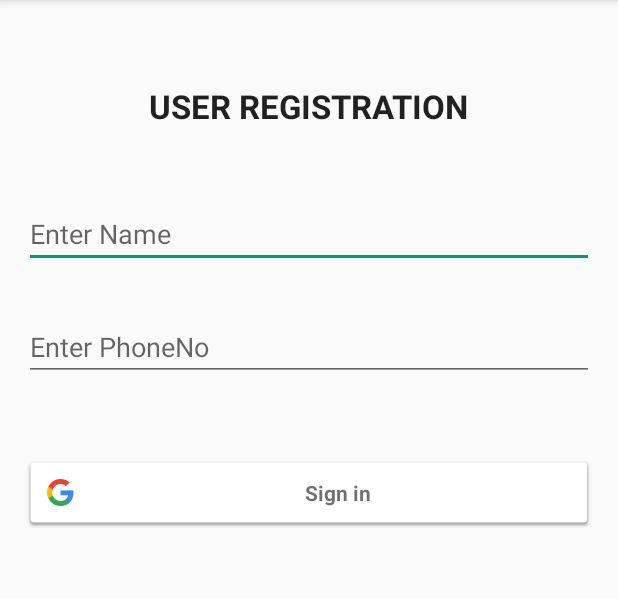
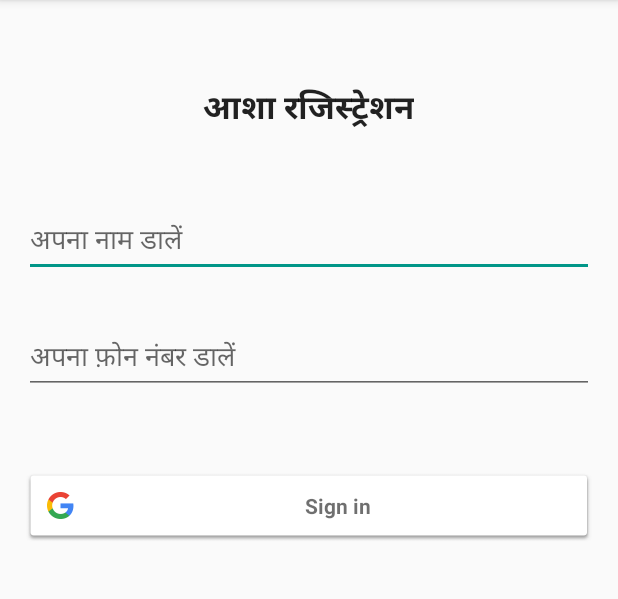
Before and after one commit to varunj/Sangoshthi_Gallery, an Android app: the screen it shows after launch (BLoginActivity), on a phone screen of 412 x 824 dp, the part 84-683 px from its top. Run offline under Robolectric (Android 15) with nearby library versions, the phone set to English and light mode, and no system bars.

Commit message:
adding new paths for third party app

```diff
--- a/app/src/main/res/layout/activity_login.xml
+++ b/app/src/main/res/layout/activity_login.xml
@@ -11,7 +11,7 @@
         android:layout_height="wrap_content"
         android:id="@+id/name"
         android:layout_marginTop="48dp"
-        android:hint="Enter Name"
+        android:hint="@string/enter_name"
         android:layout_below="@+id/register_text"
         android:layout_alignParentLeft="true"
         android:layout_alignParentStart="true" />
@@ -20,7 +20,7 @@
         android:layout_width="wrap_content"
         android:layout_height="wrap_content"
         android:textAppearance="?android:attr/textAppearanceLarge"
-        android:text="USER REGISTRATION"
+        android:text="@string/user_registration"
         android:id="@+id/register_text"
         android:layout_marginTop="40dp"
         android:layout_centerHorizontal="true"
@@ -36,7 +36,7 @@
         android:layout_alignParentLeft="true"
         android:layout_alignParentStart="true"
         android:layout_marginTop="30dp"
-        android:hint="Enter PhoneNo" />
+        android:hint="@string/enter_phoneno" />
 
     <com.google.android.gms.common.SignInButton
         android:id="@+id/sign_in_button"
--- a/app/src/main/res/values/strings.xml
+++ b/app/src/main/res/values/strings.xml
@@ -2,16 +2,27 @@
     <string name="app_name">संगोष्ठि</string>
     <string name="view_content">विषय सूची</string>
     <string name="record_query">सवाल\nजमा करें</string>
-    <string name="dropbox_path">/Android/data/com.dropbox.android/files/u704278258/scratch/Grit Lab Team Folder/sangoshthi_gallery/</string>
-    <string name="dropbox_access_path">/Android/data/com.dropbox.android/files/u704278258/scratch/Grit Lab Team Folder/sangoshthi_gallery/logs/access.txt/</string>
-    <string name="dropbox_logs_path">/Android/data/com.dropbox.android/files/u704278258/scratch/Grit Lab Team Folder/sangoshthi_gallery/logs/log_</string>
-    <string name="dropbox_logcat_path">/Android/data/com.dropbox.android/files/u704278258/scratch/Grit Lab Team Folder/sangoshthi_gallery/logs/logcat_</string>
-    <string name="dropbox_recording_path">/Android/data/com.dropbox.android/files/u704278258/scratch/Grit Lab Team Folder/sangoshthi_gallery/logs/rec_</string>
-    <string name="dropbox_icons_path">/Android/data/com.dropbox.android/files/u704278258/scratch/Grit Lab Team Folder/sangoshthi_gallery/logs/</string>
+    <!--<string name="dropbox_path">/Android/data/com.dropbox.android/files/u704278258/scratch/Grit Lab Team Folder/sangoshthi_gallery/</string>-->
+    <!--<string name="dropbox_access_path">/Android/data/com.dropbox.android/files/u704278258/scratch/Grit Lab Team Folder/sangoshthi_gallery/logs/access.txt/</string>-->
+    <!--<string name="dropbox_logs_path">/Android/data/com.dropbox.android/files/u704278258/scratch/Grit Lab Team Folder/sangoshthi_gallery/logs/log_</string>-->
+    <!--<string name="dropbox_logcat_path">/Android/data/com.dropbox.android/files/u704278258/scratch/Grit Lab Team Folder/sangoshthi_gallery/logs/logcat_</string>-->
+    <!--<string name="dropbox_recording_path">/Android/data/com.dropbox.android/files/u704278258/scratch/Grit Lab Team Folder/sangoshthi_gallery/logs/rec_</string>-->
+    <!--<string name="dropbox_icons_path">/Android/data/com.dropbox.android/files/u704278258/scratch/Grit Lab Team Folder/sangoshthi_gallery/logs/</string>-->
+
+    <string name="dropbox_path">/Android/DropsyncFiles/</string>
+    <string name="dropbox_access_path">/Android/DropsyncFiles/logs/access.txt/</string>
+    <string name="dropbox_logs_path">/Android/DropsyncFiles/logs/log_</string>
+    <string name="dropbox_logcat_path">//Android/DropsyncFiles/logs/logcat_</string>
+    <string name="dropbox_recording_path">/Android/DropsyncFiles/logs/rec_</string>
+    <string name="dropbox_icons_path">/Android/DropsyncFiles/logs/</string>
+
 
     <string name="register_minLen_name">1</string>
     <string name="register_len_phoneNum">10</string>
 
+    <string name="enter_name">अपना नाम डालें</string>
+    <string name="user_registration">आशा रजिस्ट्रेशन</string>
+    <string name="enter_phoneno">अपना फ़ोन नंबर डालें</string>
     <string name="toast_wrong_name">अपना नाम डालें</string>
     <string name="toast_wrong_phoneNum">अपना फ़ोन नंबर डालें</string>
     <string name="toast_unauth_phoneNum">फ़ोन नंबर रजिस्टर नहीं हैं</string>
```
